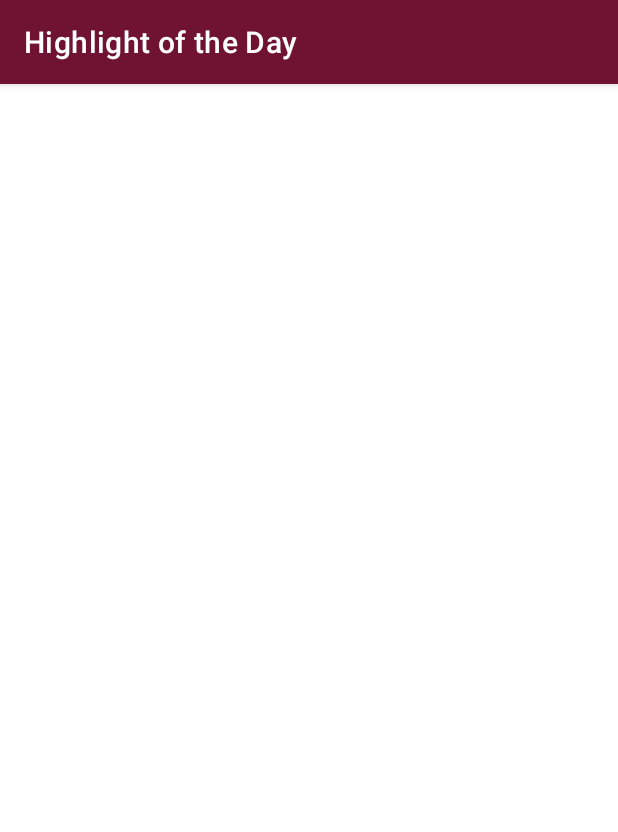
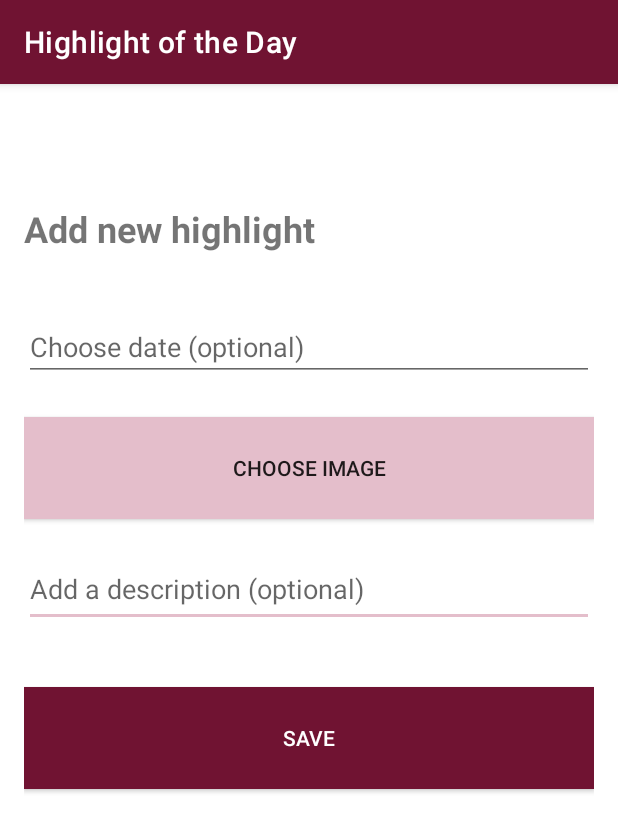
Before and after one commit to catherinekago/android-exercises, an Android app: the HighlightCreator screen opened directly, with no data from a screen before it, on a phone screen of 412 x 824 dp. Shown: the top 832 px of the screen. Run offline under Robolectric (Android 15) with nearby library versions, the phone set to English and light mode, and no system bars; our stand-ins replace Firebase (no records; nobody signed in at launch, a user with empty details on screens opened directly).

Commit message:
Add date picker

```diff
--- a/HighlightOfTheDay/app/src/main/java/com/example/highlightoftheday/HighlightCreator.java
+++ b/HighlightOfTheDay/app/src/main/java/com/example/highlightoftheday/HighlightCreator.java
@@ -4,37 +4,96 @@ import static android.content.ContentValues.TAG;
 
 import androidx.annotation.NonNull;
 import androidx.appcompat.app.AppCompatActivity;
+import androidx.appcompat.widget.AppCompatButton;
 
+import android.app.DatePickerDialog;
+import android.content.Intent;
 import android.os.Bundle;
 import android.util.Log;
+import android.view.View;
+import android.widget.DatePicker;
+import android.widget.EditText;
 
 import com.google.android.gms.tasks.OnCompleteListener;
 import com.google.android.gms.tasks.OnFailureListener;
 import com.google.android.gms.tasks.OnSuccessListener;
 import com.google.android.gms.tasks.Task;
 import com.google.firebase.firestore.CollectionReference;
-import com.google.firebase.firestore.DocumentReference;
 import com.google.firebase.firestore.DocumentSnapshot;
 import com.google.firebase.firestore.FirebaseFirestore;
 import com.google.firebase.firestore.QuerySnapshot;
-import com.google.firestore.v1.DocumentTransform;
 
+import java.text.ParseException;
+import java.text.SimpleDateFormat;
+import java.util.Calendar;
 import java.util.Date;
 import java.util.HashMap;
 import java.util.Map;
 
-public class HighlightCreator extends AppCompatActivity {
+public class HighlightCreator extends AppCompatActivity implements DatePickerDialog.OnDateSetListener {
     FirebaseFirestore firebase;
+    CollectionReference highlights;
+
+    EditText highlightDate;
+    AppCompatButton chooseImage;
+    EditText highlightDescription;
+    AppCompatButton saveHighlight;
 
     @Override
     protected void onCreate(Bundle savedInstanceState) {
         super.onCreate(savedInstanceState);
         setContentView(R.layout.activity_highlight_creator);
         firebase = FirebaseFirestore.getInstance();
-        CollectionReference highlights = firebase.collection("highlights");
+        highlights = firebase.collection("highlights");
 
-        //Get number of documents saved
+        chooseImage = findViewById(R.id.choose_image);
+        highlightDescription = findViewById(R.id.edit_description);
+        saveHighlight = findViewById(R.id.save_highlight);
+        highlightDate = findViewById(R.id.date_text);
 
+        final Calendar newCalendar = Calendar.getInstance();
+        final DatePickerDialog StartTime = new DatePickerDialog(this, new DatePickerDialog.OnDateSetListener() {
+            @Override
+            public void onDateSet(DatePicker view, int year, int monthOfYear, int dayOfMonth) {
+                Calendar newDate = Calendar.getInstance();
+                newDate.set(year, monthOfYear, dayOfMonth);
+                String formattedDate = formatDate(year, monthOfYear, dayOfMonth);
+                highlightDate.setText(formattedDate);
+            }
+
+        }, newCalendar.get(Calendar.YEAR), newCalendar.get(Calendar.MONTH), newCalendar.get(Calendar.DAY_OF_MONTH));
+
+        highlightDate.setOnClickListener(new View.OnClickListener() {
+            @Override
+            public void onClick(View v) {
+                StartTime.show();
+            }
+        });
+
+        saveHighlight.setOnClickListener(new View.OnClickListener() {
+            @Override
+            public void onClick(View v) {
+                addNewHighlight();
+            }
+        });
+
+    }
+
+    private String formatDate(int year, int monthOfYear, int dayOfMonth) {
+        String yy = String.valueOf(year);
+        String mm = String.valueOf(monthOfYear+1);
+        String dd = String.valueOf(dayOfMonth);
+        if (monthOfYear < 10) {
+            mm = "0"+monthOfYear;
+        }
+        if (dayOfMonth <10){
+            dd = "0"+dayOfMonth;
+        }
+
+        return (dd + "/" + mm + "/" + yy);
+    }
+
+    private void addNewHighlight () {
             highlights
                     .get()
                     .addOnCompleteListener(new OnCompleteListener<QuerySnapshot>() {
@@ -45,38 +104,54 @@ public class HighlightCreator extends AppCompatActivity {
                                 for (DocumentSnapshot document : task.getResult()) {
                                     documentCount++;
                                 }
-                            addNewHighlight(documentCount+1);
+                                try {
+                                    createHighlightObject(documentCount+1);
+                                } catch (ParseException e) {
+                                    e.printStackTrace();
+                                }
 
                             } else {
                                 Log.d(TAG, "Error getting documents: ", task.getException());
                             }
                         }
 
-                    private void addNewHighlight(int documentCount) {
+                        private void createHighlightObject(int documentCount) throws ParseException {
+                            // Save photo to storage
 
-                        // Create new object
+                            // Create new highlight object
                             Map<String, Object> highlight = new HashMap<>();
+                            if(highlightDate.getText().toString().length() >0){
+                                highlight.put("date", new SimpleDateFormat("dd/MM/yyyy").parse(highlightDate.getText().toString()));
+                            } else {
                                 highlight.put("date", new Date());
+                            }
+
                             // https://www.youtube.com/watch?v=g2Iibnnqga0&ab_channel=Foxandroid
                             // https://www.youtube.com/watch?v=lFPmgtD4lJg&ab_channel=BrandanJones
-                        highlight.put("image", 1111222);
-                        highlight.put("description", "testtest");
+                            highlight.put("description", highlightDescription.getText().toString());
 
                             // Add to collection
                             highlights.document("highlight_" + documentCount)
                                     .set(highlight)
                                     .addOnSuccessListener(new OnSuccessListener<Void>() {
                                         @Override
-                                    public void onSuccess(Void aVoid) { }
+                                        public void onSuccess(Void aVoid) {
+                                            finish();
+                                        }
                                     })
                                     .addOnFailureListener(new OnFailureListener() {
                                         @Override
-                                    public void onFailure(@NonNull Exception e) { }
+                                        public void onFailure(@NonNull Exception e) {
+                                        }
                                     });
                         }
 
+
                     });
+        }
 
+    @Override
+    public void onDateSet(DatePicker datePicker, int i, int i1, int i2) {
 
     }
 }
--- a/HighlightOfTheDay/app/src/main/res/layout/activity_highlight_creator.xml
+++ b/HighlightOfTheDay/app/src/main/res/layout/activity_highlight_creator.xml
@@ -6,4 +6,65 @@
     android:layout_height="match_parent"
     tools:context=".HighlightCreator">
 
+    <LinearLayout
+        android:layout_width="match_parent"
+        android:layout_height="match_parent"
+        android:layout_marginStart="16dp"
+        android:layout_marginTop="80dp"
+        android:layout_marginEnd="16dp"
+        android:layout_marginBottom="16dp"
+        android:orientation="vertical"
+        app:layout_constraintBottom_toBottomOf="parent"
+        app:layout_constraintEnd_toEndOf="parent"
+        app:layout_constraintStart_toStartOf="parent"
+        app:layout_constraintTop_toTopOf="parent">
+
+        <TextView
+            android:id="@+id/textView"
+            android:layout_width="match_parent"
+            android:layout_height="wrap_content"
+            android:paddingBottom="40dp"
+            android:text="Add new highlight"
+            android:textSize="24sp"
+            android:textStyle="bold" />
+
+        <EditText
+            android:id="@+id/date_text"
+            android:layout_width="match_parent"
+            android:layout_height="wrap_content"
+            android:hint="Choose date (optional)"
+            android:textSize="18sp"
+            android:layout_marginBottom="24dp"
+            android:focusable="false"/>
+
+
+        <androidx.appcompat.widget.AppCompatButton
+            android:id="@+id/choose_image"
+            android:layout_width="match_parent"
+            android:layout_height="68dp"
+            android:text="Choose image"
+            android:layout_marginBottom="24dp"
+            android:background="@color/SecondaryPink"/>
+
+        <EditText
+            android:id="@+id/edit_description"
+            android:layout_width="match_parent"
+            android:layout_height="wrap_content"
+            android:ems="10"
+            android:gravity="start|top"
+            android:hint="Add a description (optional)"
+            android:inputType="textMultiLine"
+            android:minHeight="48dp"
+            android:layout_marginBottom="40dp"/>
+
+        <androidx.appcompat.widget.AppCompatButton
+            android:id="@+id/save_highlight"
+            android:layout_width="match_parent"
+            android:layout_height="68dp"
+            android:text="Save"
+            android:layout_marginBottom="24dp"
+            android:background="@color/PrimaryPink"
+            android:textColor="@color/white"/>
+
+    </LinearLayout>
 </androidx.constraintlayout.widget.ConstraintLayout>
--- a/HighlightOfTheDay/app/src/main/res/values/colors.xml
+++ b/HighlightOfTheDay/app/src/main/res/values/colors.xml
@@ -8,4 +8,5 @@
     <color name="black">#FF000000</color>
     <color name="white">#FFFFFFFF</color>
     <color name="PrimaryPink">#701332</color>
+    <color name="SecondaryPink">#E4BECB</color>
 </resources>
--- a/HighlightOfTheDay/app/src/main/res/values/themes.xml
+++ b/HighlightOfTheDay/app/src/main/res/values/themes.xml
@@ -6,7 +6,7 @@
         <item name="colorPrimaryVariant">@color/purple_700</item>
         <item name="colorOnPrimary">@color/white</item>
         <!-- Secondary brand color. -->
-        <item name="colorSecondary">@color/teal_200</item>
+        <item name="colorSecondary">@color/SecondaryPink</item>
         <item name="colorSecondaryVariant">@color/teal_700</item>
         <item name="colorOnSecondary">@color/black</item>
         <!-- Status bar color. -->
```
Also changed, not shown: HighlightOfTheDay/app/src/main/java/com/example/highlightoftheday/FirebaseHighlights.java (+0 -11 lines). Lines whose indentation alone changed are shown as unchanged.
